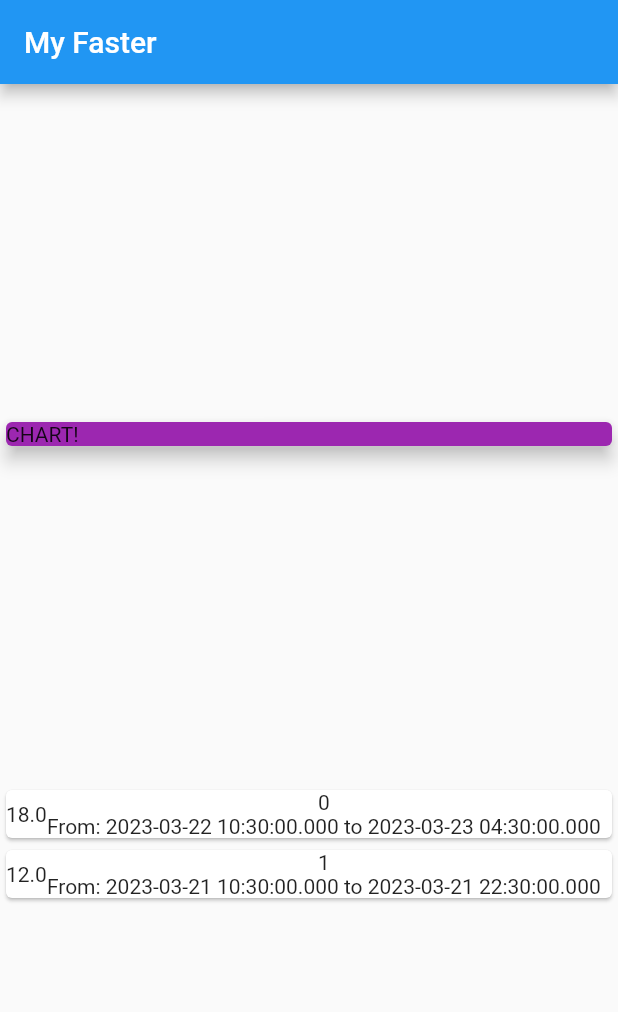
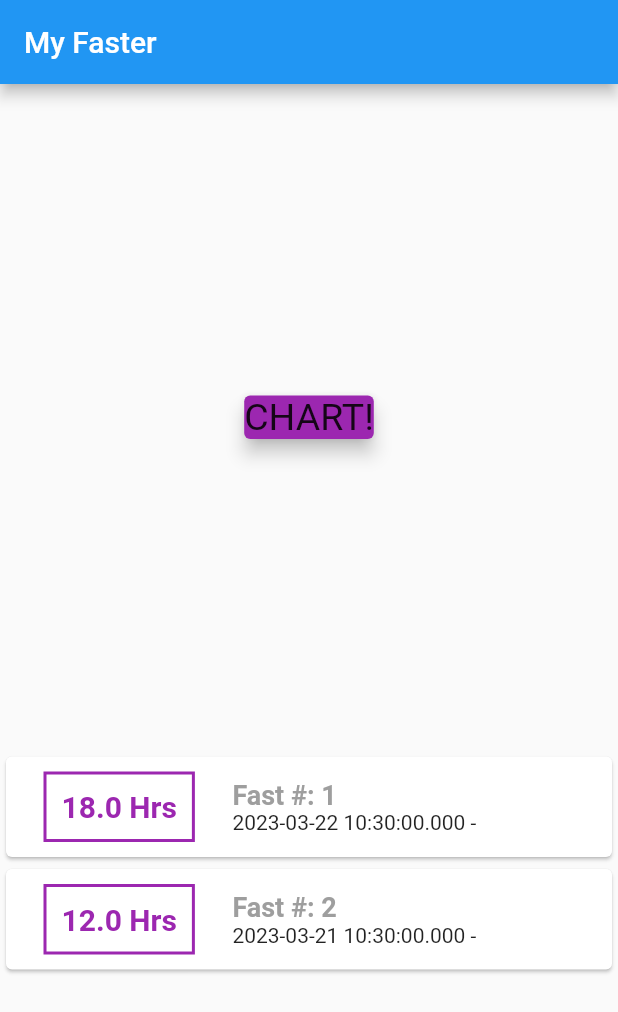
Before and after one commit to hlmichellemasters/flutter_fasting, a Flutter app: the screen it shows after launch, on a phone screen of 412 x 824 dp. Shown: the top 1012 px of the screen. Run offline on Flutter 3.47's test engine with Material 2 defaults, Android fonts, the phone set to English and light mode, and no system bars.

Commit message:
add more formatting to fasts list and chart container

```diff
--- a/lib/main.dart
+++ b/lib/main.dart
@@ -22,11 +22,11 @@ class MyHomePage extends StatelessWidget {
   // final formatter = new DateFormat('MM/dd/yyyy hh:mm');
   final List<Fast> fasts = [
     Fast(
-      id: '0',
+      id: '1',
       startDateTime: now,
       endDateTime: later,
     ),
-    Fast(id: '1', startDateTime: yesterday, endDateTime: yesterdayLater),
+    Fast(id: '2', startDateTime: yesterday, endDateTime: yesterdayLater),
   ];
 
   @override
@@ -39,10 +39,13 @@ class MyHomePage extends StatelessWidget {
         mainAxisAlignment: MainAxisAlignment.spaceEvenly,
         children: <Widget>[
           Container(
+            margin: EdgeInsets.all(10),
+            padding: EdgeInsets.all(20),
+            alignment: Alignment.center,
             width: double.infinity,
             child: Card(
               color: Colors.purple,
-              child: Text('CHART!'),
+              child: Text('CHART!', style: TextStyle(fontSize: 25)),
               elevation: 5,
             ),
           ),
@@ -52,15 +55,33 @@ class MyHomePage extends StatelessWidget {
                   child: Row(
                 children: <Widget>[
                   Container(
-                    child: Text(fast.hoursFasted.toString()),
+                    margin: EdgeInsets.symmetric(
+                      vertical: 10,
+                      horizontal: 25,
+                    ),
+                    decoration: BoxDecoration(
+                        border: Border.all(
+                      color: Colors.purple,
+                      width: 2,
+                    )),
+                    padding: EdgeInsets.all(10),
+                    child: Text(fast.hoursFasted.toString() + ' Hrs',
+                        style: TextStyle(
+                            fontWeight: FontWeight.bold,
+                            fontSize: 20,
+                            color: Colors.purple)),
                   ),
                   Column(
+                    crossAxisAlignment: CrossAxisAlignment.start,
                     children: <Widget>[
-                      Text(fast.id),
-                      Text('From: ' +
-                          fast.startDateTime.toString() +
-                          ' to ' +
-                          fast.endDateTime.toString()),
+                      Text('Fast #: ${fast.id}',
+                          style: TextStyle(
+                              fontSize: 18,
+                              fontWeight: FontWeight.bold,
+                              color: Colors.grey)),
+                      Text('${fast.startDateTime.toString()} -' // +
+                          // fast.endDateTime.toString()
+                          ),
                     ],
                   ),
                 ],
```
